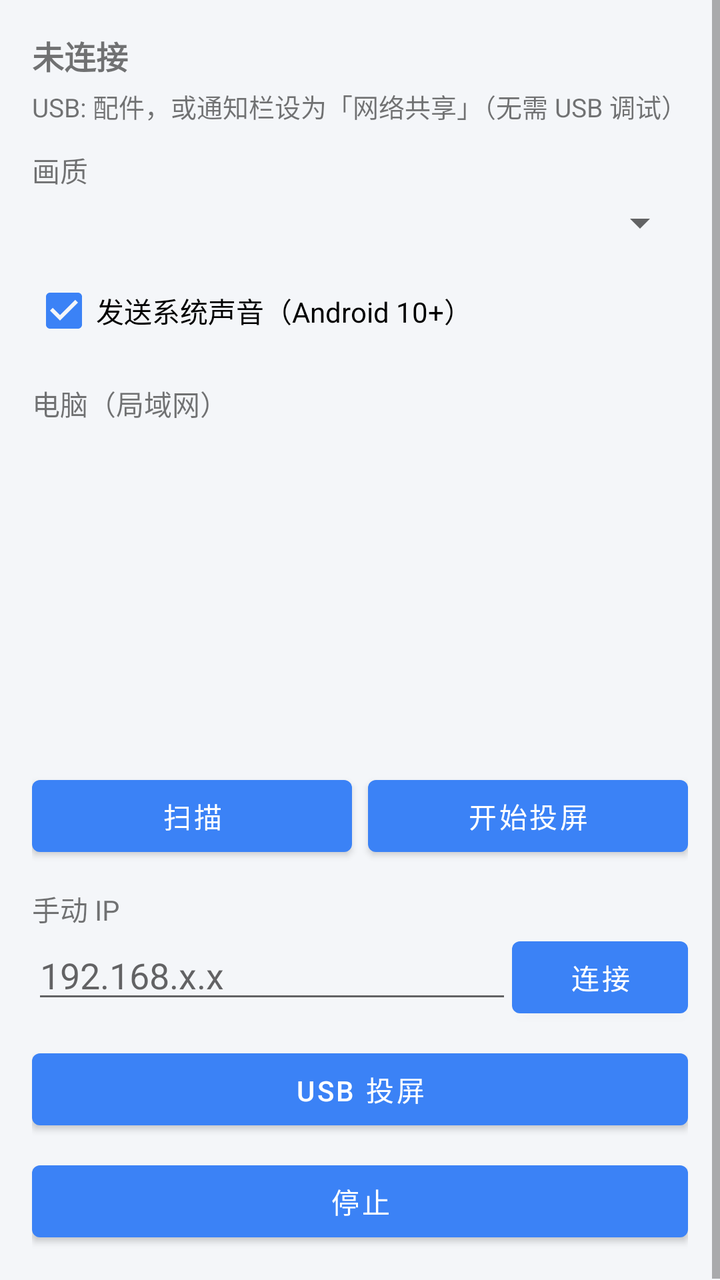
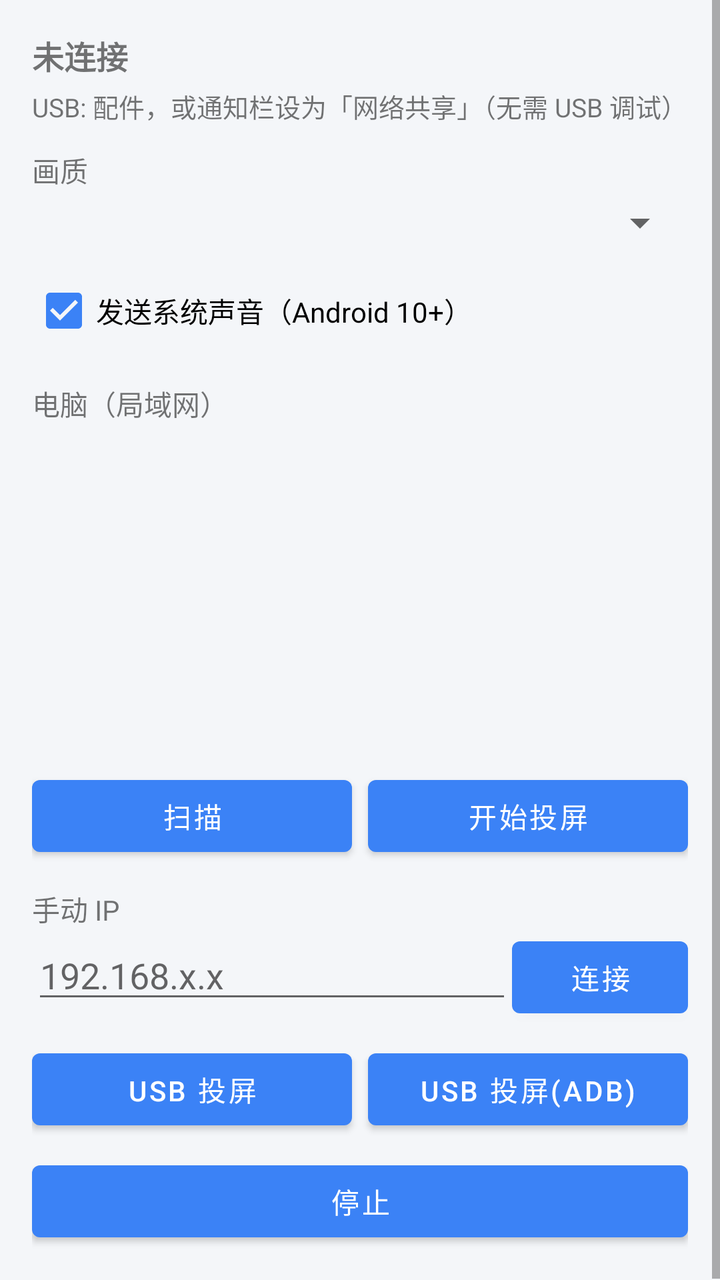

The first picture is an Android layout as it rendered before a commit; the second is the same layout after the commit. The layout source and the unified diff follow.
<!-- AndroidManifest.xml: application theme Theme.ScreenKit -->
<!-- res/layout/activity_cast.xml -->
<?xml version="1.0" encoding="utf-8"?>
<ScrollView xmlns:android="http://schemas.android.com/apk/res/android"
    android:layout_width="match_parent"
    android:layout_height="match_parent"
    android:fillViewport="true">
    <LinearLayout
        android:layout_width="match_parent"
        android:layout_height="wrap_content"
        android:orientation="vertical"
        android:padding="16dp">

        <TextView
            android:id="@+id/lbstat"
            android:layout_width="match_parent"
            android:layout_height="wrap_content"
            android:text="未连接"
            android:textSize="16sp"
            android:textStyle="bold" />

        <TextView
            android:id="@+id/lbusb"
            android:layout_width="match_parent"
            android:layout_height="wrap_content"
            android:layout_marginTop="4dp"
            android:text="USB: 配件，或通知栏设为「网络共享」（无需 USB 调试）"
            android:textSize="13sp" />

        <TextView
            android:layout_width="match_parent"
            android:layout_height="wrap_content"
            android:layout_marginTop="12dp"
            android:text="画质" />

        <Spinner
            android:id="@+id/eq"
            android:layout_width="match_parent"
            android:layout_height="wrap_content"
            android:layout_marginTop="4dp" />

        <CheckBox
            android:id="@+id/caudio"
            android:layout_width="match_parent"
            android:layout_height="wrap_content"
            android:layout_marginTop="8dp"
            android:checked="true"
            android:text="发送系统声音（Android 10+）" />

        <TextView
            android:layout_width="match_parent"
            android:layout_height="wrap_content"
            android:layout_marginTop="12dp"
            android:text="电脑（局域网）" />

        <ListView
            android:id="@+id/lpeers"
            android:layout_width="match_parent"
            android:layout_height="160dp"
            android:layout_marginTop="4dp"
            android:choiceMode="singleChoice"
            android:divider="@android:color/transparent"
            android:dividerHeight="6dp"
            android:listSelector="@android:color/transparent" />

        <LinearLayout
            android:layout_width="match_parent"
            android:layout_height="wrap_content"
            android:layout_marginTop="8dp"
            android:orientation="horizontal">
            <Button
                android:id="@+id/bscan"
                android:layout_width="0dp"
                android:layout_height="wrap_content"
                android:layout_weight="1"
                android:text="扫描" />
            <Button
                android:id="@+id/bstart"
                android:layout_width="0dp"
                android:layout_height="wrap_content"
                android:layout_weight="1"
                android:layout_marginStart="8dp"
                android:text="开始投屏" />
        </LinearLayout>

        <TextView
            android:layout_width="match_parent"
            android:layout_height="wrap_content"
            android:layout_marginTop="12dp"
            android:text="手动 IP" />

        <LinearLayout
            android:layout_width="match_parent"
            android:layout_height="wrap_content"
            android:orientation="horizontal">
            <EditText
                android:id="@+id/eip"
                android:layout_width="0dp"
                android:layout_height="wrap_content"
                android:layout_weight="1"
                android:hint="192.168.x.x"
                android:inputType="text" />
            <Button
                android:id="@+id/bmanual"
                android:layout_width="wrap_content"
                android:layout_height="wrap_content"
                android:text="连接" />
        </LinearLayout>

        <Button
            android:id="@+id/busb"
            android:layout_width="match_parent"
            android:layout_height="wrap_content"
            android:layout_marginTop="8dp"
            android:text="USB 投屏" />

        <Button
            android:id="@+id/bstop"
            android:layout_width="match_parent"
            android:layout_height="wrap_content"
            android:layout_marginTop="8dp"
            android:text="停止" />
    </LinearLayout>
</ScrollView>
<!-- resources referenced by this layout -->
<resources>
  <style name="Theme.ScreenKit" parent="Theme.MaterialComponents.DayNight.DarkActionBar">
          <item name="android:windowBackground">@color/bg</item>
          <item name="colorPrimary">@color/accent</item>
          <item name="colorPrimaryVariant">@color/accent_dark</item>
          <item name="colorOnPrimary">#FFFFFF</item>
          <item name="colorAccent">@color/accent</item>
          <item name="android:statusBarColor">@color/accent_dark</item>
      </style>
  <color name="bg">#F4F6F9</color>
  <color name="accent">#3B82F6</color>
  <color name="accent_dark">#2563EB</color>
</resources>

<!-- the commit's change to res/layout/activity_cast.xml (unified diff, before → after) -->
@@ -105,12 +105,25 @@
                 android:text="连接" />
         </LinearLayout>
 
-        <Button
-            android:id="@+id/busb"
+        <LinearLayout
             android:layout_width="match_parent"
             android:layout_height="wrap_content"
             android:layout_marginTop="8dp"
-            android:text="USB 投屏" />
+            android:orientation="horizontal">
+            <Button
+                android:id="@+id/busb"
+                android:layout_width="0dp"
+                android:layout_height="wrap_content"
+                android:layout_weight="1"
+                android:text="USB 投屏" />
+            <Button
+                android:id="@+id/busbadb"
+                android:layout_width="0dp"
+                android:layout_height="wrap_content"
+                android:layout_weight="1"
+                android:layout_marginStart="8dp"
+                android:text="USB 投屏(adb)" />
+        </LinearLayout>
 
         <Button
             android:id="@+id/bstop"
